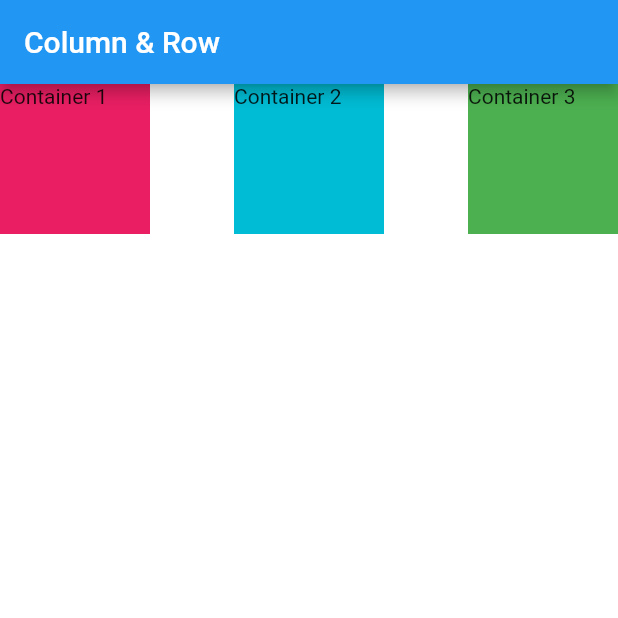
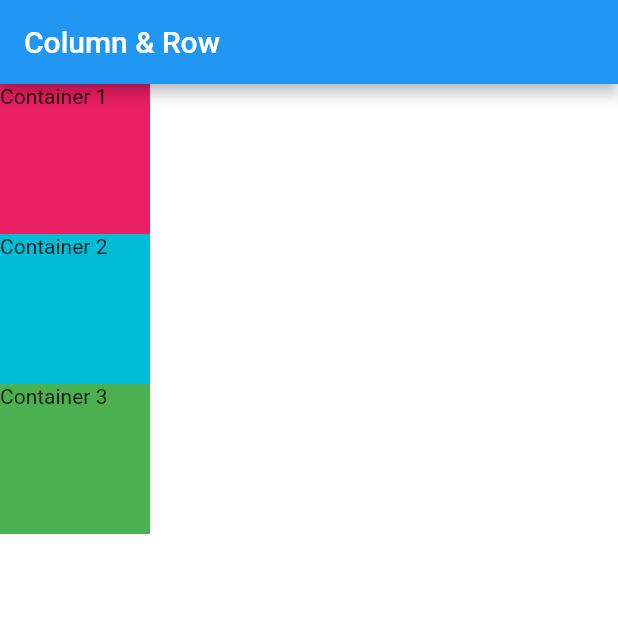
Before and after one commit to Naruse-Kazuki/Row_Column_Widget, a Flutter app: the screen it shows after launch, on a phone screen of 412 x 824 dp, the top half of it. Run offline on Flutter 3.47's test engine with Material 2 defaults, Android fonts, the phone set to English and light mode, and no system bars.

Commit message:
Column_CAA.start

```diff
--- a/lib/main.dart
+++ b/lib/main.dart
@@ -16,8 +16,8 @@ class MyApp extends StatelessWidget {
           title: Text('Column & Row'),
         ),
         body: SafeArea(
-          child: Row(
-            mainAxisAlignment: MainAxisAlignment.spaceBetween,
+          child: Column(
+            crossAxisAlignment: CrossAxisAlignment.start,
             children: <Widget>[
               Container(
                 height: 100,
@@ -37,6 +37,7 @@ class MyApp extends StatelessWidget {
                 color: Colors.green,
                 child: Text('Container 3'),
               ),
+              Container()
             ],
           ),
         ),
```
